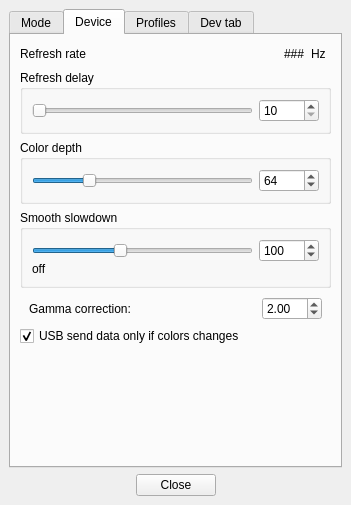
Above: Software/src/SettingsWindow.ui from Atarity/Lightpack before the change. Below: the same form after it.
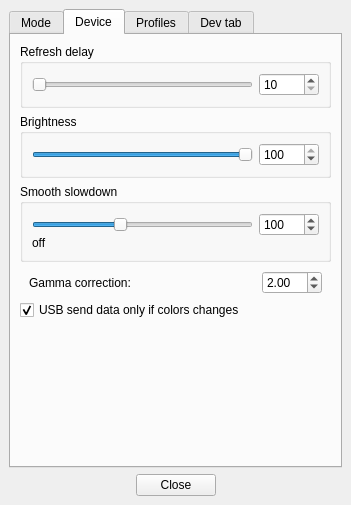
That is the form after the change. The open tabs and pages were chosen to show the change. Icons and pictures are not drawn. Custom widgets are drawn as their Qt base class.

Commit message: Software: Settings refactoring: using namespaces and 'static consts' instead of #defines; Add new SettingsDefaults.hpp with all default values of settings as static consts; Settings: rename several keys and reorganize blocks; If you wanna to see how configs looks on clear system -- remove profile and main configs and restart application; SettingsWindow: remove ColorDepth, remove MoodLamp->Brightness, add Brightness to Device tab; LightpackApiTest: fix setGamma test case data -- remove '0.00' from valid values;

Patch:
```diff
--- a/Software/src/SettingsWindow.ui
+++ b/Software/src/SettingsWindow.ui
@@ -526,64 +526,7 @@
        </attribute>
        <layout class="QVBoxLayout" name="verticalLayout_3">
         <item>
-         <layout class="QHBoxLayout" name="horizontalLayout_2">
-          <item>
-           <widget class="QLabel" name="label_2">
-            <property name="text">
-             <string>Refresh rate</string>
-            </property>
-           </widget>
-          </item>
-          <item>
-           <spacer name="horizontalSpacer_4">
-            <property name="orientation">
-             <enum>Qt::Horizontal</enum>
-            </property>
-            <property name="sizeHint" stdset="0">
-             <size>
-              <width>40</width>
-              <height>20</height>
-             </size>
-            </property>
-           </spacer>
-          </item>
-          <item>
-           <widget class="QLabel" name="label_PWM_Freq">
-            <property name="text">
-             <string notr="true">###</string>
-            </property>
-            <property name="textInteractionFlags">
-             <set>Qt::LinksAccessibleByMouse|Qt::TextSelectableByMouse</set>
-            </property>
-           </widget>
-          </item>
-          <item>
-           <widget class="QLabel" name="label_4">
-            <property name="text">
-             <string>Hz</string>
-            </property>
-           </widget>
-          </item>
-          <item>
-           <spacer name="horizontalSpacer_6">
-            <property name="orientation">
-             <enum>Qt::Horizontal</enum>
-            </property>
-            <property name="sizeType">
-             <enum>QSizePolicy::Fixed</enum>
-            </property>
-            <property name="sizeHint" stdset="0">
-             <size>
-              <width>5</width>
-              <height>20</height>
-             </size>
-            </property>
-           </spacer>
-          </item>
-         </layout>
-        </item>
-        <item>
-         <widget class="QGroupBox" name="groupBox_pwmTimerDelay">
+         <widget class="QGroupBox" name="groupBox_DeviceRefreshDelay">
           <property name="title">
            <string>Refresh delay</string>
           </property>
@@ -638,30 +581,39 @@
         <item>
          <widget class="QGroupBox" name="groupBox_pwmColorDepth">
           <property name="title">
-           <string>Color depth</string>
+           <string>Brightness</string>
           </property>
-          <layout class="QHBoxLayout" name="horizontalLayout_5">
-           <item>
-            <widget class="QSlider" name="horizontalSlider_HW_ColorDepth">
+          <layout class="QGridLayout" name="gridLayout_6" rowstretch="0,0" columnstretch="0,0,0">
+           <property name="verticalSpacing">
+            <number>0</number>
+           </property>
+           <property name="topMargin">
+            <number>9</number>
+           </property>
+           <property name="bottomMargin">
+            <number>9</number>
+           </property>
+           <item row="0" column="0" rowspan="2">
+            <widget class="QSlider" name="horizontalSlider_DeviceBrightness">
              <property name="minimum">
-              <number>2</number>
+              <number>0</number>
              </property>
              <property name="maximum">
-              <number>255</number>
+              <number>100</number>
              </property>
              <property name="pageStep">
-              <number>3</number>
+              <number>1</number>
              </property>
              <property name="value">
-              <number>64</number>
+              <number>100</number>
              </property>
              <property name="orientation">
               <enum>Qt::Horizontal</enum>
              </property>
             </widget>
            </item>
-           <item>
-            <widget class="QSpinBox" name="spinBox_HW_ColorDepth">
+           <item row="0" column="2" rowspan="2">
+            <widget class="QSpinBox" name="spinBox_DeviceBrightness">
              <property name="minimumSize">
               <size>
                <width>60</width>
@@ -675,16 +627,13 @@
               </size>
              </property>
              <property name="minimum">
-              <number>2</number>
+              <number>0</number>
              </property>
              <property name="maximum">
-              <number>255</number>
-             </property>
-             <property name="singleStep">
-              <number>1</number>
+              <number>100</number>
              </property>
              <property name="value">
-              <number>64</number>
+              <number>100</number>
              </property>
             </widget>
            </item>
```
Left out of the diff: 113 changed lines with no effect on the pictures. The commit also changes 17 other files.
